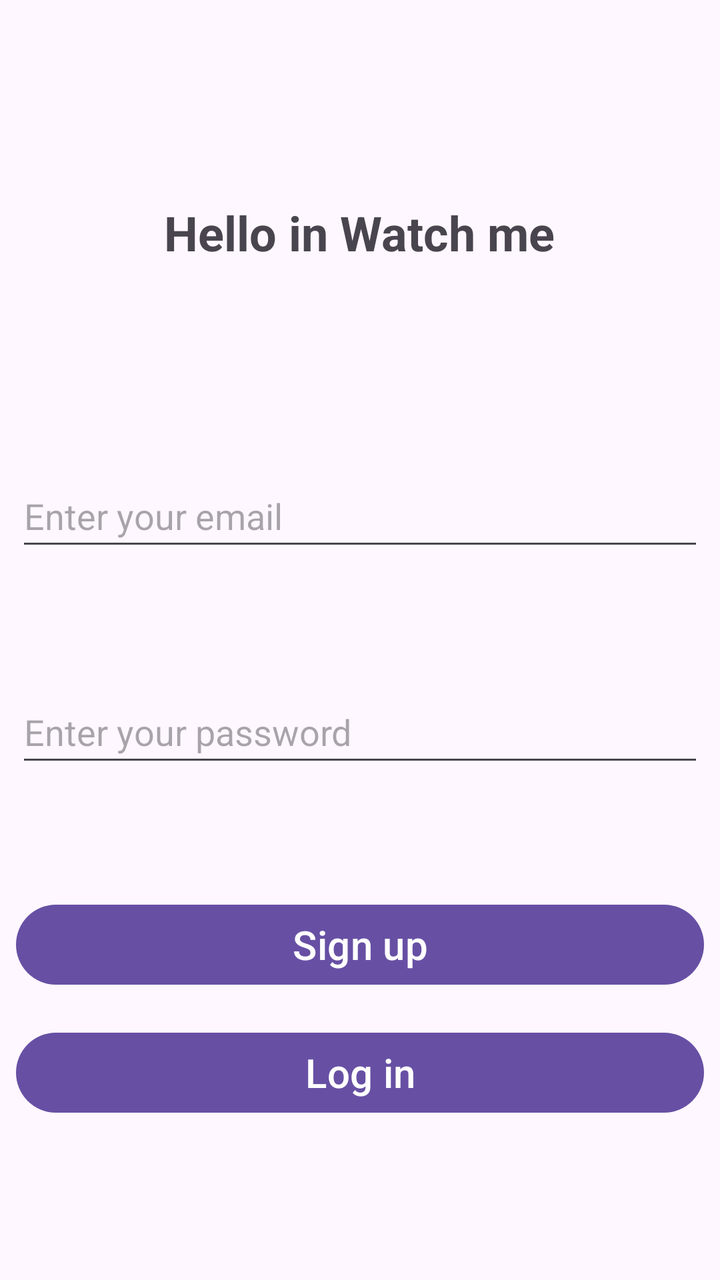
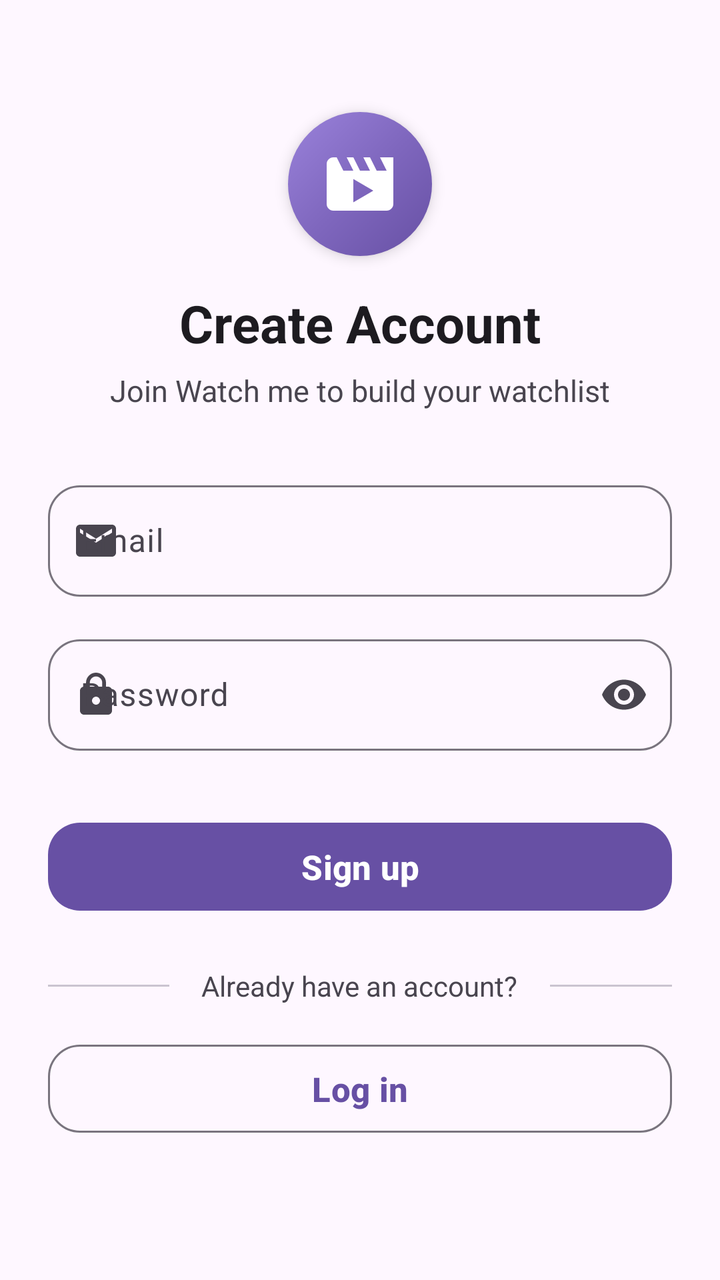

Before-and-after screenshots of an Android layout around one commit, followed by the original layout XML and the change that was made.
<!-- AndroidManifest.xml: application theme Theme.WatchMe -->
<!-- res/layout/fragment_signup.xml -->
<?xml version="1.0" encoding="utf-8"?>
<FrameLayout xmlns:android="http://schemas.android.com/apk/res/android"
    xmlns:tools="http://schemas.android.com/tools"
    android:layout_width="match_parent"
    android:layout_height="match_parent"
    xmlns:app="http://schemas.android.com/apk/res-auto"
    tools:context=".accessusers.Signup">
    <androidx.constraintlayout.widget.ConstraintLayout
    android:layout_width="match_parent"
    android:layout_height="match_parent">

        <TextView
            android:id="@+id/textView"
            android:layout_width="wrap_content"
            android:layout_height="wrap_content"
            android:layout_marginTop="100dp"
            android:text="Hello in Watch me"
            android:textSize="24sp"
            android:textStyle="bold"
            app:layout_constraintEnd_toEndOf="parent"
            app:layout_constraintHorizontal_bias="0.497"
            app:layout_constraintStart_toStartOf="parent"
            app:layout_constraintTop_toTopOf="parent" />

        <EditText
        android:id="@+id/email_edt"
        android:layout_width="0dp"
        android:layout_height="48dp"
        android:layout_marginLeft="8dp"
        android:layout_marginTop="100dp"
        android:layout_marginRight="8dp"
        android:ems="10"
        android:hint="Enter your email"
        android:inputType="textEmailAddress"
        app:layout_constraintEnd_toEndOf="parent"
        app:layout_constraintHorizontal_bias="0.497"
        app:layout_constraintStart_toStartOf="parent"
        app:layout_constraintTop_toBottomOf="@+id/textView" />

    <EditText
        android:id="@+id/password_edt"
        android:layout_width="0dp"
        android:layout_height="48dp"
        android:layout_marginLeft="8dp"
        android:layout_marginTop="60dp"
        android:layout_marginRight="8dp"
        android:ems="10"
        android:hint="@string/password_hint"
        android:inputType="textPassword"
        app:layout_constraintEnd_toEndOf="parent"
        app:layout_constraintHorizontal_bias="0.497"
        app:layout_constraintStart_toStartOf="parent"
        app:layout_constraintTop_toBottomOf="@+id/email_edt" />

        <Button
            android:id="@+id/ssignup_btn"
            style="@style/Widget.Material3.Button"
            android:layout_width="0dp"
            android:layout_height="wrap_content"
            android:layout_marginLeft="8dp"
            android:layout_marginTop="60dp"
            android:layout_marginRight="8dp"
            android:text="Sign up"
            android:textSize="20sp"
            app:layout_constraintEnd_toEndOf="parent"
            app:layout_constraintHorizontal_bias="0.498"
            app:layout_constraintStart_toStartOf="parent"
            app:layout_constraintTop_toBottomOf="@+id/password_edt" />

        <Button
            android:id="@+id/slogin_btn"
            android:layout_width="0dp"
            android:layout_height="wrap_content"
            android:layout_marginLeft="8dp"
            android:layout_marginTop="16dp"
            android:layout_marginRight="8dp"
            android:text="Log in"
            android:textSize="20sp"
            app:layout_constraintEnd_toEndOf="parent"
            app:layout_constraintStart_toStartOf="parent"
            app:layout_constraintTop_toBottomOf="@+id/ssignup_btn" />

    </androidx.constraintlayout.widget.ConstraintLayout>
</FrameLayout>
<!-- resources referenced by this layout -->
<resources>
  <string name="password_hint">Enter your password</string>
  <style name="Theme.WatchMe" parent="Base.Theme.WatchMe" />
  <style name="Base.Theme.WatchMe" parent="Theme.Material3.DayNight.NoActionBar">
          
          
      </style>
</resources>

<!-- the commit's change to res/layout/fragment_signup.xml (unified diff, before → after) -->
@@ -1,84 +1,184 @@
 <?xml version="1.0" encoding="utf-8"?>
 <FrameLayout xmlns:android="http://schemas.android.com/apk/res/android"
+    xmlns:app="http://schemas.android.com/apk/res-auto"
     xmlns:tools="http://schemas.android.com/tools"
     android:layout_width="match_parent"
     android:layout_height="match_parent"
-    xmlns:app="http://schemas.android.com/apk/res-auto"
+    android:background="?android:attr/colorBackground"
     tools:context=".accessusers.Signup">
-    <androidx.constraintlayout.widget.ConstraintLayout
-    android:layout_width="match_parent"
-    android:layout_height="match_parent">
 
-        <TextView
-            android:id="@+id/textView"
-            android:layout_width="wrap_content"
+    <androidx.core.widget.NestedScrollView
+        android:layout_width="match_parent"
+        android:layout_height="match_parent"
+        android:fillViewport="true">
+
+        <androidx.constraintlayout.widget.ConstraintLayout
+            android:layout_width="match_parent"
             android:layout_height="wrap_content"
-            android:layout_marginTop="100dp"
-            android:text="Hello in Watch me"
-            android:textSize="24sp"
-            android:textStyle="bold"
-            app:layout_constraintEnd_toEndOf="parent"
-            app:layout_constraintHorizontal_bias="0.497"
-            app:layout_constraintStart_toStartOf="parent"
-            app:layout_constraintTop_toTopOf="parent" />
+            android:paddingHorizontal="24dp"
+            android:paddingVertical="32dp">
 
-        <EditText
-        android:id="@+id/email_edt"
-        android:layout_width="0dp"
-        android:layout_height="48dp"
-        android:layout_marginLeft="8dp"
-        android:layout_marginTop="100dp"
-        android:layout_marginRight="8dp"
-        android:ems="10"
-        android:hint="Enter your email"
-        android:inputType="textEmailAddress"
-        app:layout_constraintEnd_toEndOf="parent"
-        app:layout_constraintHorizontal_bias="0.497"
-        app:layout_constraintStart_toStartOf="parent"
-        app:layout_constraintTop_toBottomOf="@+id/textView" />
+            
+            <FrameLayout
+                android:id="@+id/logo_badge"
+                android:layout_width="72dp"
+                android:layout_height="72dp"
+                android:layout_marginTop="24dp"
+                android:background="@drawable/bg_splash_icon"
+                android:elevation="4dp"
+                app:layout_constraintEnd_toEndOf="parent"
+                app:layout_constraintStart_toStartOf="parent"
+                app:layout_constraintTop_toTopOf="parent">
 
-    <EditText
-        android:id="@+id/password_edt"
-        android:layout_width="0dp"
-        android:layout_height="48dp"
-        android:layout_marginLeft="8dp"
-        android:layout_marginTop="60dp"
-        android:layout_marginRight="8dp"
-        android:ems="10"
-        android:hint="@string/password_hint"
-        android:inputType="textPassword"
-        app:layout_constraintEnd_toEndOf="parent"
-        app:layout_constraintHorizontal_bias="0.497"
-        app:layout_constraintStart_toStartOf="parent"
-        app:layout_constraintTop_toBottomOf="@+id/email_edt" />
+                <ImageView
+                    android:layout_width="40dp"
+                    android:layout_height="40dp"
+                    android:layout_gravity="center"
+                    android:contentDescription="@string/app_name"
+                    android:src="@drawable/ic_movie_clapper" />
+            </FrameLayout>
 
-        <Button
-            android:id="@+id/ssignup_btn"
-            style="@style/Widget.Material3.Button"
-            android:layout_width="0dp"
-            android:layout_height="wrap_content"
-            android:layout_marginLeft="8dp"
-            android:layout_marginTop="60dp"
-            android:layout_marginRight="8dp"
-            android:text="Sign up"
-            android:textSize="20sp"
-            app:layout_constraintEnd_toEndOf="parent"
-            app:layout_constraintHorizontal_bias="0.498"
-            app:layout_constraintStart_toStartOf="parent"
-            app:layout_constraintTop_toBottomOf="@+id/password_edt" />
+            
+            <TextView
+                android:id="@+id/textView"
+                android:layout_width="wrap_content"
+                android:layout_height="wrap_content"
+                android:layout_marginTop="16dp"
+                android:text="Create Account"
+                android:textColor="?android:attr/textColorPrimary"
+                android:textSize="26sp"
+                android:textStyle="bold"
+                app:layout_constraintEnd_toEndOf="parent"
+                app:layout_constraintStart_toStartOf="parent"
+                app:layout_constraintTop_toBottomOf="@+id/logo_badge" />
 
-        <Button
-            android:id="@+id/slogin_btn"
-            android:layout_width="0dp"
-            android:layout_height="wrap_content"
-            android:layout_marginLeft="8dp"
-            android:layout_marginTop="16dp"
-            android:layout_marginRight="8dp"
-            android:text="Log in"
-            android:textSize="20sp"
-            app:layout_constraintEnd_toEndOf="parent"
-            app:layout_constraintStart_toStartOf="parent"
-            app:layout_constraintTop_toBottomOf="@+id/ssignup_btn" />
+            
+            <TextView
+                android:id="@+id/signup_subtitle"
+                android:layout_width="wrap_content"
+                android:layout_height="wrap_content"
+                android:layout_marginTop="6dp"
+                android:text="Join Watch me to build your watchlist"
+                android:textColor="?android:attr/textColorSecondary"
+                android:textSize="15sp"
+                app:layout_constraintEnd_toEndOf="parent"
+                app:layout_constraintStart_toStartOf="parent"
+                app:layout_constraintTop_toBottomOf="@+id/textView" />
 
-    </androidx.constraintlayout.widget.ConstraintLayout>
+            
+            <com.google.android.material.textfield.TextInputLayout
+                android:id="@+id/email_input_layout"
+                style="@style/Widget.Material3.TextInputLayout.OutlinedBox"
+                android:layout_width="0dp"
+                android:layout_height="wrap_content"
+                android:layout_marginTop="32dp"
+                android:hint="Email"
+                app:boxCornerRadiusBottomEnd="16dp"
+                app:boxCornerRadiusBottomStart="16dp"
+                app:boxCornerRadiusTopEnd="16dp"
+                app:boxCornerRadiusTopStart="16dp"
+                app:layout_constraintEnd_toEndOf="parent"
+                app:layout_constraintStart_toStartOf="parent"
+                app:layout_constraintTop_toBottomOf="@+id/signup_subtitle"
+                app:startIconDrawable="@drawable/ic_email">
+
+                <com.google.android.material.textfield.TextInputEditText
+                    android:id="@+id/email_edt"
+                    android:layout_width="match_parent"
+                    android:layout_height="wrap_content"
+                    android:inputType="textEmailAddress"
+                    android:maxLines="1" />
+            </com.google.android.material.textfield.TextInputLayout>
+
+            
+            <com.google.android.material.textfield.TextInputLayout
+                android:id="@+id/password_input_layout"
+                style="@style/Widget.Material3.TextInputLayout.OutlinedBox"
+                android:layout_width="0dp"
+                android:layout_height="wrap_content"
+                android:layout_marginTop="16dp"
+                android:hint="Password"
+                app:boxCornerRadiusBottomEnd="16dp"
+                app:boxCornerRadiusBottomStart="16dp"
+                app:boxCornerRadiusTopEnd="16dp"
+                app:boxCornerRadiusTopStart="16dp"
+                app:endIconMode="password_toggle"
+                app:layout_constraintEnd_toEndOf="parent"
+                app:layout_constraintStart_toStartOf="parent"
+                app:layout_constraintTop_toBottomOf="@+id/email_input_layout"
+                app:startIconDrawable="@drawable/ic_lock">
+
+                <com.google.android.material.textfield.TextInputEditText
+                    android:id="@+id/password_edt"
+                    android:layout_width="match_parent"
+                    android:layout_height="wrap_content"
+                    android:inputType="textPassword"
+                    android:maxLines="1" />
+            </com.google.android.material.textfield.TextInputLayout>
+
+            
+            <com.google.android.material.button.MaterialButton
+                android:id="@+id/ssignup_btn"
+                style="@style/Widget.Material3.Button"
+                android:layout_width="0dp"
+                android:layout_height="52dp"
+                android:layout_marginTop="32dp"
+                android:text="Sign up"
+                android:textSize="17sp"
+                android:textStyle="bold"
+                app:cornerRadius="16dp"
+                app:layout_constraintEnd_toEndOf="parent"
+                app:layout_constraintStart_toStartOf="parent"
+                app:layout_constraintTop_toBottomOf="@+id/password_input_layout" />
+
+            
+            <LinearLayout
+                android:id="@+id/divider_layout"
+                android:layout_width="0dp"
+                android:layout_height="wrap_content"
+                android:layout_marginTop="24dp"
+                android:gravity="center"
+                android:orientation="horizontal"
+                app:layout_constraintEnd_toEndOf="parent"
+                app:layout_constraintStart_toStartOf="parent"
+                app:layout_constraintTop_toBottomOf="@+id/ssignup_btn">
+
+                <View
+                    android:layout_width="0dp"
+                    android:layout_height="1dp"
+                    android:layout_weight="1"
+                    android:background="?attr/colorOutlineVariant" />
+
+                <TextView
+                    android:layout_width="wrap_content"
+                    android:layout_height="wrap_content"
+                    android:layout_marginHorizontal="16dp"
+                    android:text="Already have an account?"
+                    android:textColor="?android:attr/textColorSecondary"
+                    android:textSize="14sp" />
+
+                <View
+                    android:layout_width="0dp"
+                    android:layout_height="1dp"
+                    android:layout_weight="1"
+                    android:background="?attr/colorOutlineVariant" />
+            </LinearLayout>
+
+            
+            <com.google.android.material.button.MaterialButton
+                android:id="@+id/slogin_btn"
+                style="@style/Widget.Material3.Button.OutlinedButton"
+                android:layout_width="0dp"
+                android:layout_height="52dp"
+                android:layout_marginTop="16dp"
+                android:text="Log in"
+                android:textSize="17sp"
+                android:textStyle="bold"
+                app:cornerRadius="16dp"
+                app:layout_constraintEnd_toEndOf="parent"
+                app:layout_constraintStart_toStartOf="parent"
+                app:layout_constraintTop_toBottomOf="@+id/divider_layout" />
+
+        </androidx.constraintlayout.widget.ConstraintLayout>
+    </androidx.core.widget.NestedScrollView>
 </FrameLayout>
<!-- resource entries referenced after the edit -->
@@ -1,6 +1,53 @@
 <!-- resources referenced by this layout -->
 <resources>
-  <string name="password_hint">Enter your password</string>
+  <!-- drawable bg_splash_icon (drawable) -->
+  <?xml version="1.0" encoding="utf-8"?>
+  <shape xmlns:android="http://schemas.android.com/apk/res/android"
+      android:shape="oval">
+      <gradient
+          android:angle="135"
+          android:startColor="#6750A4"
+          android:centerColor="#7F67BE"
+          android:endColor="#9A82DB"
+          android:type="linear" />
+      <size
+          android:width="120dp"
+          android:height="120dp" />
+  </shape>
+  <!-- drawable ic_email (drawable) -->
+  <?xml version="1.0" encoding="utf-8"?>
+  <vector xmlns:android="http://schemas.android.com/apk/res/android"
+      android:width="24dp"
+      android:height="24dp"
+      android:viewportWidth="24"
+      android:viewportHeight="24">
+      <path
+          android:fillColor="?attr/colorOnSurfaceVariant"
+          android:pathData="M20,4H4C2.9,4 2.01,4.9 2.01,6L2,18c0,1.1 0.9,2 2,2h16c1.1,0 2,-0.9 2,-2V6c0,-1.1 -0.9,-2 -2,-2zm0,4l-8,5 -8,-5V6l8,5 8,-5v2z" />
+  </vector>
+  <!-- drawable ic_lock (drawable) -->
+  <?xml version="1.0" encoding="utf-8"?>
+  <vector xmlns:android="http://schemas.android.com/apk/res/android"
+      android:width="24dp"
+      android:height="24dp"
+      android:viewportWidth="24"
+      android:viewportHeight="24">
+      <path
+          android:fillColor="?attr/colorOnSurfaceVariant"
+          android:pathData="M18,8h-1V6c0,-2.76 -2.24,-5 -5,-5S7,3.24 7,6v2H6c-1.1,0 -2,0.9 -2,2v10c0,1.1 0.9,2 2,2h12c1.1,0 2,-0.9 2,-2V10c0,-1.1 -0.9,-2 -2,-2zm-6,9c-1.1,0 -2,-0.9 -2,-2s0.9,-2 2,-2 2,0.9 2,2 -0.9,2 -2,2zm3.1,-9H8.9V6c0,-1.71 1.39,-3.1 3.1,-3.1 1.71,0 3.1,1.39 3.1,3.1v2z" />
+  </vector>
+  <!-- drawable ic_movie_clapper (drawable) -->
+  <?xml version="1.0" encoding="utf-8"?>
+  <vector xmlns:android="http://schemas.android.com/apk/res/android"
+      android:width="64dp"
+      android:height="64dp"
+      android:viewportWidth="24"
+      android:viewportHeight="24">
+      <path
+          android:fillColor="#FFFFFF"
+          android:pathData="M18,4l2,4h-3l-2,-4h-2l2,4h-3l-2,-4H8l2,4H7L5,4H4c-1.1,0 -1.99,0.9 -1.99,2L2,18c0,1.1 0.9,2 2,2h16c1.1,0 2,-0.9 2,-2V4h-4zM10,17.5v-7l6,3.5 -6,3.5z" />
+  </vector>
+  <string name="app_name">Watch me</string>
   <style name="Theme.WatchMe" parent="Base.Theme.WatchMe" />
   <style name="Base.Theme.WatchMe" parent="Theme.Material3.DayNight.NoActionBar">
           
